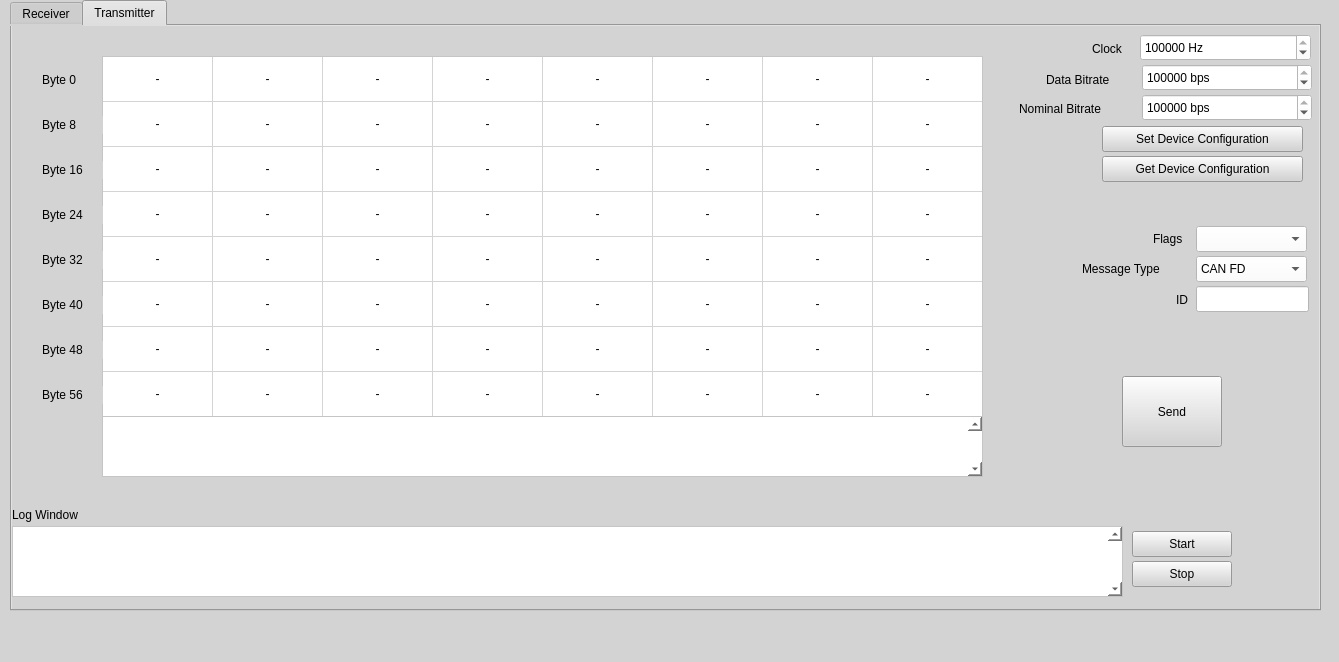
Old version of the form CANGuiApp/mainwindow.ui in the repository Kemalusanmaz/PCANFD-CAN-BUS-Transceiver.
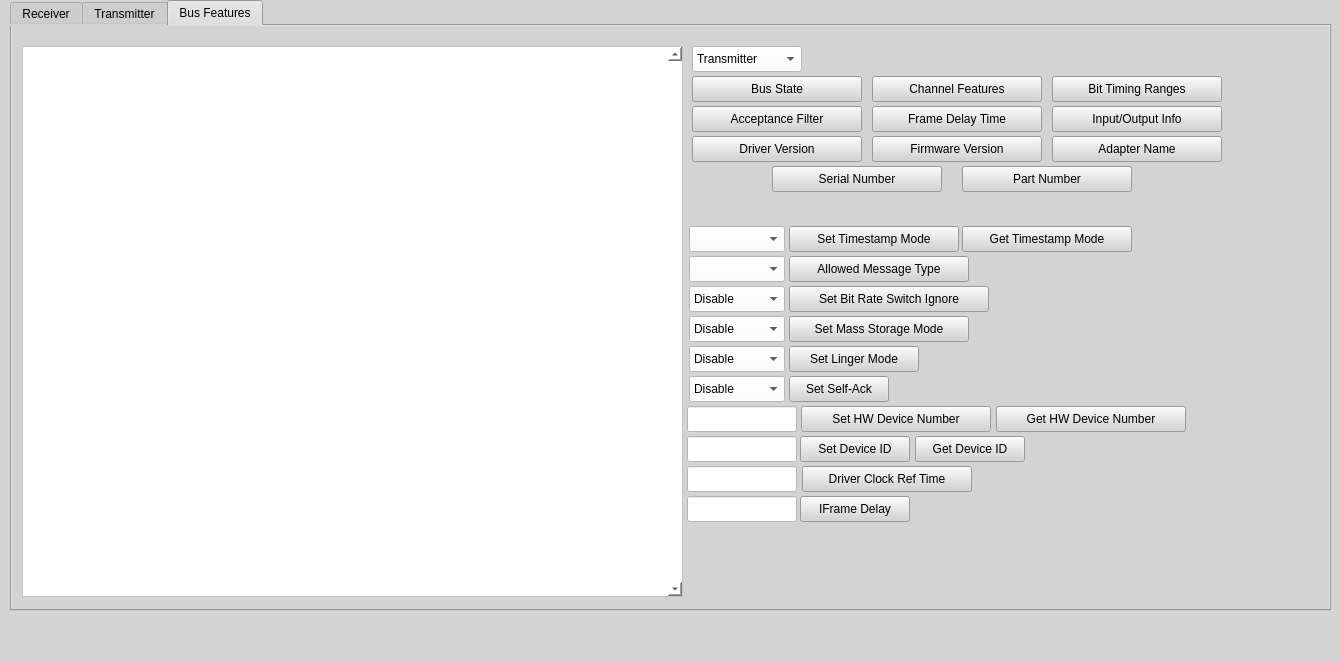
New version of the form.

Commit message: bus features page added

Patch:
```diff
--- a/CANGuiApp/mainwindow.ui
+++ b/CANGuiApp/mainwindow.ui
@@ -22,7 +22,7 @@
      <rect>
       <x>10</x>
       <y>0</y>
-      <width>1311</width>
+      <width>1321</width>
       <height>611</height>
      </rect>
     </property>
@@ -30,7 +30,7 @@
      <string notr="true">background-color: lightgrey;</string>
     </property>
     <property name="currentIndex">
-     <number>1</number>
+     <number>2</number>
     </property>
     <widget class="QWidget" name="tab">
      <attribute name="title">
@@ -1457,6 +1457,649 @@
       </property>
      </widget>
     </widget>
+    <widget class="QWidget" name="tab_3">
+     <attribute name="title">
+      <string>Bus Features</string>
+     </attribute>
+     <widget class="QPlainTextEdit" name="busFeatures_logDisplay">
+      <property name="geometry">
+       <rect>
+        <x>10</x>
+        <y>20</y>
+        <width>661</width>
+        <height>551</height>
+       </rect>
+      </property>
+      <property name="styleSheet">
+       <string notr="true">background-color: white;</string>
+      </property>
+      <property name="verticalScrollBarPolicy">
+       <enum>Qt::ScrollBarPolicy::ScrollBarAlwaysOn</enum>
+      </property>
+      <property name="plainText">
+       <string/>
+      </property>
+      <property name="centerOnScroll">
+       <bool>false</bool>
+      </property>
+     </widget>
+     <widget class="QPushButton" name="busFeatures_busState">
+      <property name="geometry">
+       <rect>
+        <x>680</x>
+        <y>50</y>
+        <width>170</width>
+        <height>26</height>
+       </rect>
+      </property>
+      <property name="text">
+       <string>Bus State</string>
+      </property>
+     </widget>
+     <widget class="QPushButton" name="busFeatures_getDeviceId">
+      <property name="geometry">
+       <rect>
+        <x>903</x>
+        <y>410</y>
+        <width>110</width>
+        <height>26</height>
+       </rect>
+      </property>
+      <property name="text">
+       <string>Get Device ID</string>
+      </property>
+     </widget>
+     <widget class="QPushButton" name="busFeatures_setDeviceId">
+      <property name="geometry">
+       <rect>
+        <x>788</x>
+        <y>410</y>
+        <width>110</width>
+        <height>26</height>
+       </rect>
+      </property>
+      <property name="text">
+       <string>Set Device ID</string>
+      </property>
+     </widget>
+     <widget class="QPushButton" name="busFeatures_getBitTimingRanges">
+      <property name="geometry">
+       <rect>
+        <x>1040</x>
+        <y>50</y>
+        <width>170</width>
+        <height>26</height>
+       </rect>
+      </property>
+      <property name="text">
+       <string>Bit Timing Ranges</string>
+      </property>
+     </widget>
+     <widget class="QPushButton" name="busFeatures_getAcceptanceFilter">
+      <property name="geometry">
+       <rect>
+        <x>680</x>
+        <y>80</y>
+        <width>170</width>
+        <height>26</height>
+       </rect>
+      </property>
+      <property name="text">
+       <string>Acceptance Filter</string>
+      </property>
+     </widget>
+     <widget class="QLineEdit" name="busFeatures_deviceId">
+      <property name="geometry">
+       <rect>
+        <x>675</x>
+        <y>410</y>
+        <width>110</width>
+        <height>26</height>
+       </rect>
+      </property>
+      <property name="styleSheet">
+       <string notr="true">background-color: white;</string>
+      </property>
+      <property name="inputMask">
+       <string/>
+      </property>
+      <property name="text">
+       <string/>
+      </property>
+      <property name="placeholderText">
+       <string/>
+      </property>
+     </widget>
+     <widget class="QComboBox" name="busFeatures_transmission">
+      <property name="geometry">
+       <rect>
+        <x>680</x>
+        <y>20</y>
+        <width>110</width>
+        <height>26</height>
+       </rect>
+      </property>
+      <property name="styleSheet">
+       <string notr="true">background-color: white;</string>
+      </property>
+      <item>
+       <property name="text">
+        <string>Transmitter</string>
+       </property>
+      </item>
+      <item>
+       <property name="text">
+        <string>Receiver</string>
+       </property>
+      </item>
+     </widget>
+     <widget class="QPushButton" name="busFeatures_getChannelFeatures">
+      <property name="geometry">
+       <rect>
+        <x>860</x>
+        <y>50</y>
+        <width>170</width>
+        <height>26</height>
+       </rect>
+      </property>
+      <property name="text">
+       <string>Channel Features</string>
+      </property>
+     </widget>
+     <widget class="QPushButton" name="busFeatures_getAcceptanceFilter_">
+      <property name="geometry">
+       <rect>
+        <x>860</x>
+        <y>80</y>
+        <width>170</width>
+        <height>26</height>
+       </rect>
+      </property>
+      <property name="text">
+       <string>Frame Delay Time</string>
+      </property>
+     </widget>
+     <widget class="QPushButton" name="busFeatures_getTimestampMode">
+      <property name="geometry">
+       <rect>
+        <x>950</x>
+        <y>200</y>
+        <width>170</width>
+        <height>26</height>
+       </rect>
+      </property>
+      <property name="text">
+       <string>Get Timestamp Mode</string>
+      </property>
+     </widget>
+     <widget class="QPushButton" name="busFeatures_getDriverVersion">
+      <property name="geometry">
+       <rect>
+        <x>680</x>
+        <y>110</y>
+        <width>170</width>
+        <height>26</height>
+       </rect>
+      </property>
+      <property name="text">
+       <string>Driver Version</string>
+      </property>
+     </widget>
+     <widget class="QPushButton" name="busFeatures_getFirmwareVersion">
+      <property name="geometry">
+       <rect>
+        <x>860</x>
+        <y>110</y>
+        <width>170</width>
+        <height>26</height>
+       </rect>
+      </property>
+      <property name="text">
+       <string>Firmware Version</string>
+      </property>
+     </widget>
+     <widget class="QPushButton" name="busFeatures_getInputOutputInfo">
+      <property name="geometry">
+       <rect>
+        <x>1040</x>
+        <y>80</y>
+        <width>170</width>
+        <height>26</height>
+       </rect>
+      </property>
+      <property name="text">
+       <string>Input/Output Info</string>
+      </property>
+     </widget>
+     <widget class="QPushButton" name="busFeatures_setAllowedMessageType">
+      <property name="geometry">
+       <rect>
+        <x>777</x>
+        <y>230</y>
+        <width>180</width>
+        <height>26</height>
+       </rect>
+      </property>
+      <property name="text">
+       <string>Allowed Message Type</string>
+      </property>
+     </widget>
+     <widget class="QLineEdit" name="busFeatures_iFrameDelay">
+      <property name="geometry">
+       <rect>
+        <x>675</x>
+        <y>470</y>
+        <width>110</width>
+        <height>26</height>
+       </rect>
+      </property>
+      <property name="styleSheet">
+       <string notr="true">background-color: white;</string>
+      </property>
+      <property name="inputMask">
+       <string/>
+      </property>
+      <property name="text">
+       <string/>
+      </property>
+      <property name="placeholderText">
+       <string/>
+      </property>
+     </widget>
+     <widget class="QPushButton" name="busFeatures_setIFrameDelay">
+      <property name="geometry">
+       <rect>
+        <x>788</x>
+        <y>470</y>
+        <width>110</width>
+        <height>26</height>
+       </rect>
+      </property>
+      <property name="text">
+       <string>IFrame Delay</string>
+      </property>
+     </widget>
+     <widget class="QComboBox" name="busFeatures_allowedMessageType">
+      <property name="geometry">
+       <rect>
+        <x>677</x>
+        <y>230</y>
+        <width>96</width>
+        <height>26</height>
+       </rect>
+      </property>
+      <property name="styleSheet">
+       <string notr="true">background-color: white;</string>
+      </property>
+      <item>
+       <property name="text">
+        <string/>
+       </property>
+      </item>
+      <item>
+       <property name="text">
+        <string>STD</string>
+       </property>
+      </item>
+      <item>
+       <property name="text">
+        <string>RTR</string>
+       </property>
+      </item>
+      <item>
+       <property name="text">
+        <string>EXT</string>
+       </property>
+      </item>
+      <item>
+       <property name="text">
+        <string>ERROR</string>
+       </property>
+      </item>
+      <item>
+       <property name="text">
+        <string>STATUS</string>
+       </property>
+      </item>
+      <item>
+       <property name="text">
+        <string/>
+       </property>
+      </item>
+     </widget>
+     <widget class="QPushButton" name="busFeatures_setTimestampMode">
+      <property name="geometry">
+       <rect>
+        <x>777</x>
+        <y>200</y>
+        <width>170</width>
+        <height>26</height>
+       </rect>
+      </property>
+      <property name="text">
+       <string>Set Timestamp Mode</string>
+      </property>
+     </widget>
+     <widget class="QComboBox" name="busFeatures_timestampMode">
+      <property name="geometry">
+       <rect>
+        <x>677</x>
+        <y>200</y>
+        <width>96</width>
+        <height>26</height>
+       </rect>
+      </property>
+      <property name="styleSheet">
+       <string notr="true">background-color: white;</string>
+      </property>
+      <item>
+       <property name="text">
+        <string/>
+       </property>
+      </item>
+      <item>
+       <property name="text">
+        <string>OFF</string>
+       </property>
+      </item>
+      <item>
+       <property name="text">
+        <string>ON</string>
+       </property>
+      </item>
+      <item>
+       <property name="text">
+        <string>COOKED</string>
+       </property>
+      </item>
+      <item>
+       <property name="text">
+        <string>RAW</string>
+       </property>
+      </item>
+      <item>
+       <property name="text">
+        <string>SOF ON</string>
+       </property>
+      </item>
+      <item>
+       <property name="text">
+        <string>SOF COOKED</string>
+       </property>
+      </item>
+      <item>
+       <property name="text">
+        <string>SOF RAW</string>
+       </property>
+      </item>
+     </widget>
+     <widget class="QPushButton" name="busFeatures_setMassStorageMode">
+      <property name="geometry">
+       <rect>
+        <x>777</x>
+        <y>290</y>
+        <width>180</width>
+        <height>26</height>
+       </rect>
+      </property>
+      <property name="text">
+       <string>Set Mass Storage Mode</string>
+      </property>
+     </widget>
+     <widget class="QComboBox" name="busFeatures_massStorageMode">
+      <property name="geometry">
+       <rect>
+        <x>677</x>
+        <y>290</y>
+        <width>96</width>
+        <height>26</height>
+       </rect>
+      </property>
+      <property name="styleSheet">
+       <string notr="true">background-color: white;</string>
+      </property>
+      <item>
+       <property name="text">
+        <string>Disable</string>
+       </property>
+      </item>
+      <item>
+       <property name="text">
+        <string>Enable</string>
+       </property>
+      </item>
+     </widget>
+     <widget class="QLineEdit" name="busFeatures_driverClockRefTime">
+      <property name="geometry">
+       <rect>
+        <x>675</x>
+        <y>440</y>
+        <width>110</width>
+        <height>26</height>
+       </rect>
+      </property>
+      <property name="styleSheet">
+       <string notr="true">background-color: white;</string>
+      </property>
+      <property name="inputMask">
+       <string/>
+      </property>
+      <property name="text">
+       <string/>
+      </property>
+      <property name="placeholderText">
+       <string/>
+      </property>
+     </widget>
+     <widget class="QPushButton" name="busFeatures_setDriverClockRefTime">
+      <property name="geometry">
+       <rect>
+        <x>790</x>
+        <y>440</y>
+        <width>170</width>
+        <height>26</height>
+       </rect>
+      </property>
+      <property name="text">
+       <string>Driver Clock Ref Time</string>
+      </property>
+     </widget>
+     <widget class="QPushButton" name="busFeatures_setLingerMode">
+      <property name="geometry">
+       <rect>
+        <x>777</x>
+        <y>320</y>
+        <width>130</width>
+        <height>26</height>
+       </rect>
+      </property>
+      <property name="text">
+       <string>Set Linger Mode</string>
+      </property>
+     </widget>
+     <widget class="QComboBox" name="busFeatures_lingerMode">
+      <property name="geometry">
+       <rect>
+        <x>677</x>
+        <y>320</y>
+        <width>96</width>
+        <height>26</height>
+       </rect>
+      </property>
+      <property name="styleSheet">
+       <string notr="true">background-color: white;</string>
+      </property>
+      <item>
+       <property name="text">
+        <string>Disable</string>
+       </property>
+      </item>
+      <item>
+       <property name="text">
+        <string>Enable</string>
+       </property>
+      </item>
+     </widget>
+     <widget class="QComboBox" name="busFeatures_selfAck">
+      <property name="geometry">
+       <rect>
+        <x>677</x>
+        <y>350</y>
+        <width>96</width>
+        <height>26</height>
+       </rect>
+      </property>
+      <property name="styleSheet">
+       <string notr="true">background-color: white;</string>
+      </property>
+      <item>
+       <property name="text">
+        <string>Disable</string>
+       </property>
+      </item>
+      <item>
+       <property name="text">
+        <string>Enable</string>
+       </property>
+      </item>
+     </widget>
+     <widget class="QPushButton" name="busFeatures_setSelfAck">
+      <property name="geometry">
+       <rect>
+        <x>777</x>
+        <y>350</y>
+        <width>100</width>
+        <height>26</height>
+       </rect>
+      </property>
+      <property name="text">
+       <string>Set Self-Ack</string>
+      </property>
+     </widget>
+     <widget class="QComboBox" name="busFeatures_BRSIgnore">
+      <property name="geometry">
+       <rect>
+        <x>677</x>
+        <y>260</y>
+        <width>96</width>
+        <height>26</height>
+       </rect>
+      </property>
+      <property name="styleSheet">
+       <string notr="true">background-color: white;</string>
+      </property>
+      <item>
+       <property name="text">
+        <string>Disable</string>
+       </property>
+      </item>
+      <item>
+       <property name="text">
+        <string>Enable</string>
+       </property>
+      </item>
+     </widget>
+     <widget class="QPushButton" name="busFeatures_setBRSIgnore">
+      <property name="geometry">
+       <rect>
+        <x>777</x>
+        <y>260</y>
+        <width>200</width>
+        <height>26</height>
+       </rect>
+      </property>
+      <property name="text">
+       <string>Set Bit Rate Switch Ignore</string>
+      </property>
+     </widget>
+     <widget class="QPushButton" name="busFeatures_getHWDeviceNumber">
+      <property name="geometry">
+       <rect>
+        <x>984</x>
+        <y>380</y>
+        <width>190</width>
+        <height>26</height>
+       </rect>
+      </property>
+      <property name="text">
+       <string>Get HW Device Number</string>
+      </property>
+     </widget>
+     <widget class="QPushButton" name="busFeatures_getSerialNumber">
+      <property name="geometry">
+       <rect>
+        <x>760</x>
+        <y>140</y>
+        <width>170</width>
+        <height>26</height>
+       </rect>
+      </property>
+      <property name="text">
+       <string>Serial Number</string>
+      </property>
+     </widget>
+     <widget class="QPushButton" name="busFeatures_setHWDeviceNumber">
+      <property name="geometry">
+       <rect>
+        <x>789</x>
+        <y>380</y>
+        <width>190</width>
+        <height>26</height>
+       </rect>
+      </property>
+      <property name="text">
+       <string>Set HW Device Number</string>
+      </property>
+     </widget>
+     <widget class="QLineEdit" name="busFeatures_hwDeviceNumber">
+      <property name="geometry">
+       <rect>
+        <x>675</x>
+        <y>380</y>
+        <width>110</width>
+        <height>26</height>
+       </rect>
+      </property>
+      <property name="styleSheet">
+       <string notr="true">background-color: white;</string>
+      </property>
+      <property name="inputMask">
+       <string/>
+      </property>
+      <property name="text">
+       <string/>
+      </property>
+      <property name="placeholderText">
+       <string/>
+      </property>
+     </widget>
+     <widget class="QPushButton" name="busFeatures_getAdapterName">
+      <property name="geometry">
+       <rect>
+        <x>1040</x>
+        <y>110</y>
+        <width>170</width>
+        <height>26</height>
+       </rect>
+      </property>
+      <property name="text">
+       <string>Adapter Name</string>
+      </property>
+     </widget>
+     <widget class="QPushButton" name="busFeatures_getPartNumber">
+      <property name="geometry">
+       <rect>
+        <x>950</x>
+        <y>140</y>
+        <width>170</width>
+        <height>26</height>
+       </rect>
+      </property>
+      <property name="text">
+       <string>Part Number</string>
+      </property>
+     </widget>
+    </widget>
    </widget>
   </widget>
   <widget class="QMenuBar" name="menubar">
```
Left out of the diff: 37 changed lines with no effect on the pictures. The commit also changes 6 other files.
